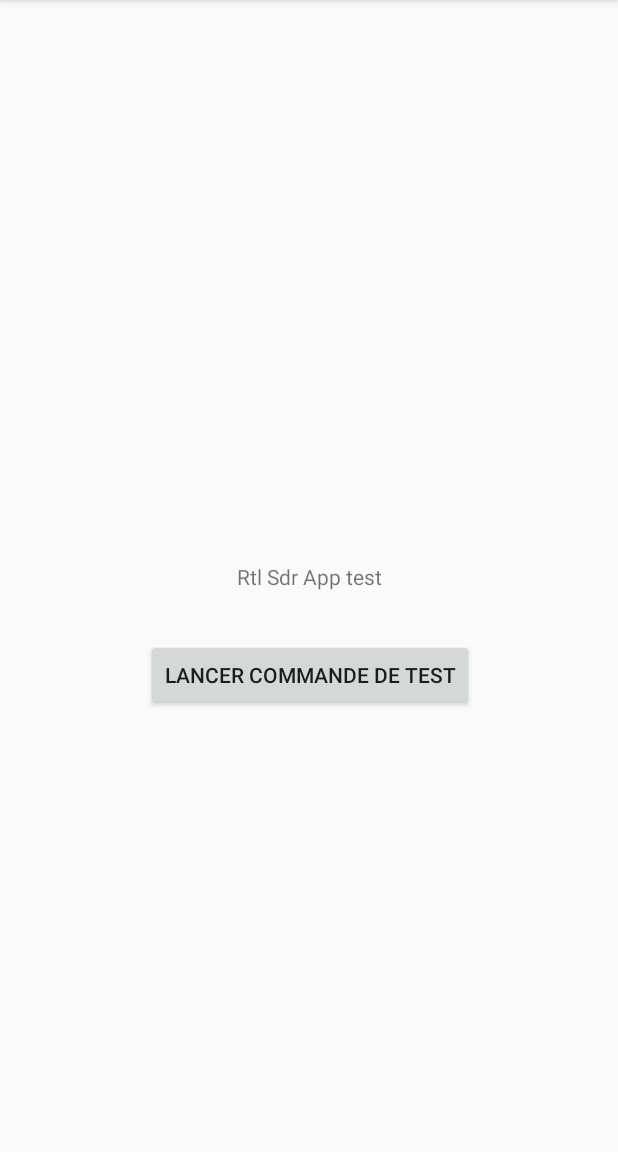
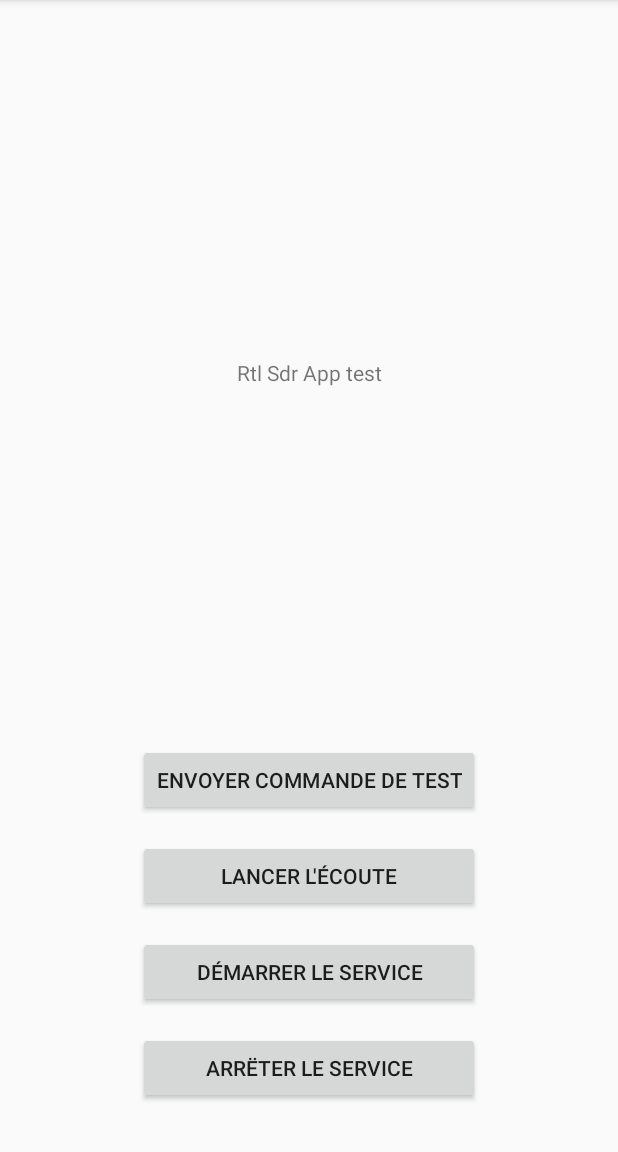
Before and after one commit to skichrome/Radio-Android, an Android app: the screen it shows after launch (MainActivity), on a phone screen of 412 x 824 dp, the part 84-1236 px from its top. Run offline under Robolectric (Android 15) with nearby library versions, the phone set to English and light mode, and no system bars.

Commit message:
[Add] Enumeration on supported command of the driver [Add] Alha implementation of a tcp client that listen to the driver (for IQ samples, need to be investigated) [Add] Alpha implementation of an asynctask that manage TCPClient

```diff
--- a/app/src/main/java/com/skichrome/radio/MainActivity.kt
+++ b/app/src/main/java/com/skichrome/radio/MainActivity.kt
@@ -4,10 +4,16 @@ import android.content.Intent
 import android.net.Uri
 import android.os.Bundle
 import android.util.Log
+import android.widget.Toast
 import androidx.appcompat.app.AppCompatActivity
+import com.skichrome.radio.utils.AsyncTaskListenServer
+import com.skichrome.radio.utils.ByteConvert
+import com.skichrome.radio.utils.RtlCmdList
+import com.skichrome.radio.utils.TcpClient
 import kotlinx.android.synthetic.main.activity_main.*
+import java.lang.ref.WeakReference
 
-class MainActivity : AppCompatActivity()
+class MainActivity : AppCompatActivity(), AsyncTaskListenServer.OnProgressUpdateListener
 {
     // =======================================
     //                  Fields
@@ -15,15 +21,18 @@ class MainActivity : AppCompatActivity()
 
     companion object
     {
-        const val RADIO_RTL2 = 91.5
+//        const val RADIO_RTL2 = 91.5
+//        val buffer = arrayOf(0x01, 0x05, 0x07)
+//        val bufferSampleRate = byteArrayOf(0x02, 0x00, 0x24, 0x9f.toByte(), 0x00)
 
+        const val IP = "127.0.0.1"
         const val PORT = 1234
-
         const val DRIVER_RESULT_ID = 1234
         const val COMMANDS_ID = "supportedTcpCommands"
-
         const val TAG = "MainActivity"
     }
+
+    private lateinit var mAsyncTask: AsyncTaskListenServer
 
     // =======================================
     //           Superclass Methods
@@ -34,7 +43,10 @@ class MainActivity : AppCompatActivity()
         super.onCreate(savedInstanceState)
         setContentView(R.layout.activity_main)
 
-        btnCmd.setOnClickListener { configureIntent() }
+        btnStartListen.setOnClickListener { configureAsyncTask() }
+        btnStart.setOnClickListener { configureIntent() }
+        btnStop.setOnClickListener { stopTcpClient() }
+        btnSend.setOnClickListener { sendCommandToRtl() }
     }
 
     override fun onActivityResult(requestCode: Int, resultCode: Int, data: Intent?)
@@ -61,7 +73,42 @@ class MainActivity : AppCompatActivity()
 
     private fun configureIntent()
     {
-        val intent = Intent(Intent.ACTION_VIEW).setData(Uri.parse("iqsrc://-a 127.0.0.1 -p $PORT"))
+        val intent = Intent(Intent.ACTION_VIEW).setData(Uri.parse("iqsrc://-a $IP -p $PORT"))
+//        val test = "iqsrc://-a 0.0.0.0 -p $PORT  -s $bufferSampleRate"
         startActivityForResult(intent, DRIVER_RESULT_ID)
     }
+
+    private fun configureAsyncTask()
+    {
+        mAsyncTask = AsyncTaskListenServer(this)
+        mAsyncTask.execute()
+    }
+
+    override fun onPause()
+    {
+        if (this::mAsyncTask.isInitialized)
+            mAsyncTask.cancel(true)
+        super.onPause()
+    }
+
+    override fun onUpdate(value: String)
+    {
+        handleMsg(value)
+    }
+
+    private fun handleMsg(msg: String)
+    {
+        Log.e(TAG, "New msg available : $msg")
+    }
+
+    // Send data
+    private fun sendCommandToRtl()
+    {
+        mAsyncTask.getTcpClient()?.sendMessage(ByteConvert.decodeStr("05742DE0"))
+    }
+
+    private fun stopTcpClient()
+    {
+        mAsyncTask.getTcpClient()?.stopClient()
+    }
 }
--- a/app/src/main/res/layout/activity_main.xml
+++ b/app/src/main/res/layout/activity_main.xml
@@ -12,19 +12,39 @@
             android:layout_width="wrap_content"
             android:layout_height="wrap_content"
             android:text="Rtl Sdr App test"
-            app:layout_constraintBottom_toBottomOf="parent"
-            app:layout_constraintLeft_toLeftOf="parent"
-            app:layout_constraintRight_toRightOf="parent"
-            app:layout_constraintTop_toTopOf="parent"
-            android:id="@+id/textView"/>
+            android:id="@+id/textView" app:layout_constraintEnd_toEndOf="parent"
+            android:layout_marginEnd="8dp" app:layout_constraintStart_toStartOf="parent"
+            android:layout_marginStart="8dp" android:layout_marginTop="8dp" app:layout_constraintTop_toTopOf="parent"
+            android:layout_marginBottom="8dp" app:layout_constraintBottom_toTopOf="@+id/btnSend"/>
     <Button
-            android:text="Lancer commande de test"
+            android:text="Démarrer le service"
+            android:layout_width="0dp"
+            android:layout_height="wrap_content"
+            android:id="@+id/btnStart"
+            android:layout_marginBottom="16dp"
+            app:layout_constraintBottom_toTopOf="@+id/btnStop" app:layout_constraintStart_toStartOf="@+id/btnSend"
+            app:layout_constraintEnd_toEndOf="@+id/btnSend"/>
+    <Button
+            android:text="Envoyer commande de test"
             android:layout_width="wrap_content"
             android:layout_height="wrap_content"
-            android:id="@+id/btnCmd"
-            app:layout_constraintStart_toStartOf="@+id/textView"
-            app:layout_constraintEnd_toEndOf="@+id/textView"
-            android:layout_marginTop="32dp"
-            app:layout_constraintTop_toBottomOf="@+id/textView"/>
+            android:id="@+id/btnSend"
+            app:layout_constraintEnd_toEndOf="parent" android:layout_marginEnd="8dp"
+            app:layout_constraintStart_toStartOf="parent" android:layout_marginStart="8dp"
+            android:layout_marginBottom="16dp" app:layout_constraintBottom_toTopOf="@+id/btnStartListen"/>
+    <Button
+            android:text="Arrëter le service"
+            android:layout_width="0dp"
+            android:layout_height="wrap_content"
+            android:id="@+id/btnStop"
+            android:layout_marginBottom="32dp" app:layout_constraintBottom_toBottomOf="parent"
+            app:layout_constraintEnd_toEndOf="@+id/btnStart" app:layout_constraintStart_toStartOf="@+id/btnStart"/>
+    <Button
+            android:text="Lancer l'écoute"
+            android:layout_width="0dp"
+            android:layout_height="wrap_content"
+            android:id="@+id/btnStartListen" app:layout_constraintStart_toStartOf="@+id/btnSend"
+            app:layout_constraintEnd_toEndOf="@+id/btnSend" android:layout_marginBottom="16dp"
+            app:layout_constraintBottom_toTopOf="@+id/btnStart"/>
 
 </androidx.constraintlayout.widget.ConstraintLayout>
--- a/build.gradle
+++ b/build.gradle
@@ -8,7 +8,7 @@ buildscript {
 
     }
     dependencies {
-        classpath 'com.android.tools.build:gradle:3.4.0'
+        classpath 'com.android.tools.build:gradle:3.4.1'
         classpath "org.jetbrains.kotlin:kotlin-gradle-plugin:$kotlin_version"
         // NOTE: Do not place your application dependencies here; they belong
         // in the individual module build.gradle files
```
Also changed, not shown: app/build.gradle (+11 -7 lines), app/src/main/AndroidManifest.xml (+8 -3 lines), app/src/main/java/com/skichrome/radio/utils/AsyncTaskListenServer.kt (added, +49 -0 lines), app/src/main/java/com/skichrome/radio/utils/ByteConvert.java (added, +49 -0 lines), app/src/main/java/com/skichrome/radio/utils/RtlCmdList.kt (added, +23 -0 lines), app/src/main/java/com/skichrome/radio/utils/TcpClient.kt (added, +111 -0 lines).
